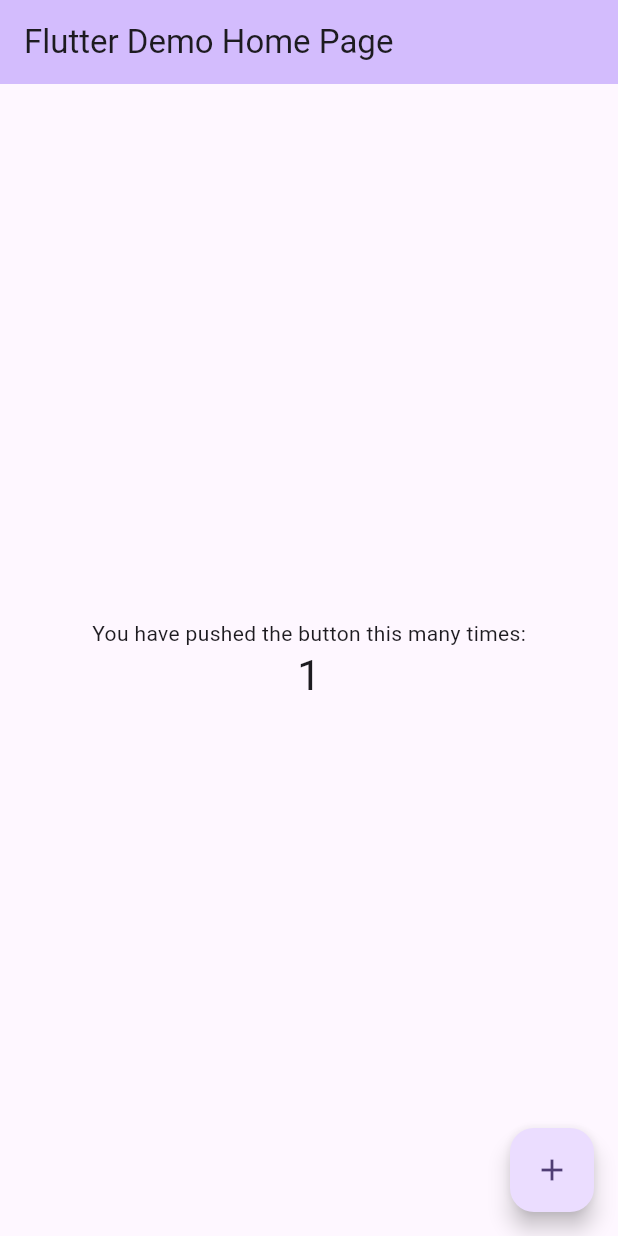
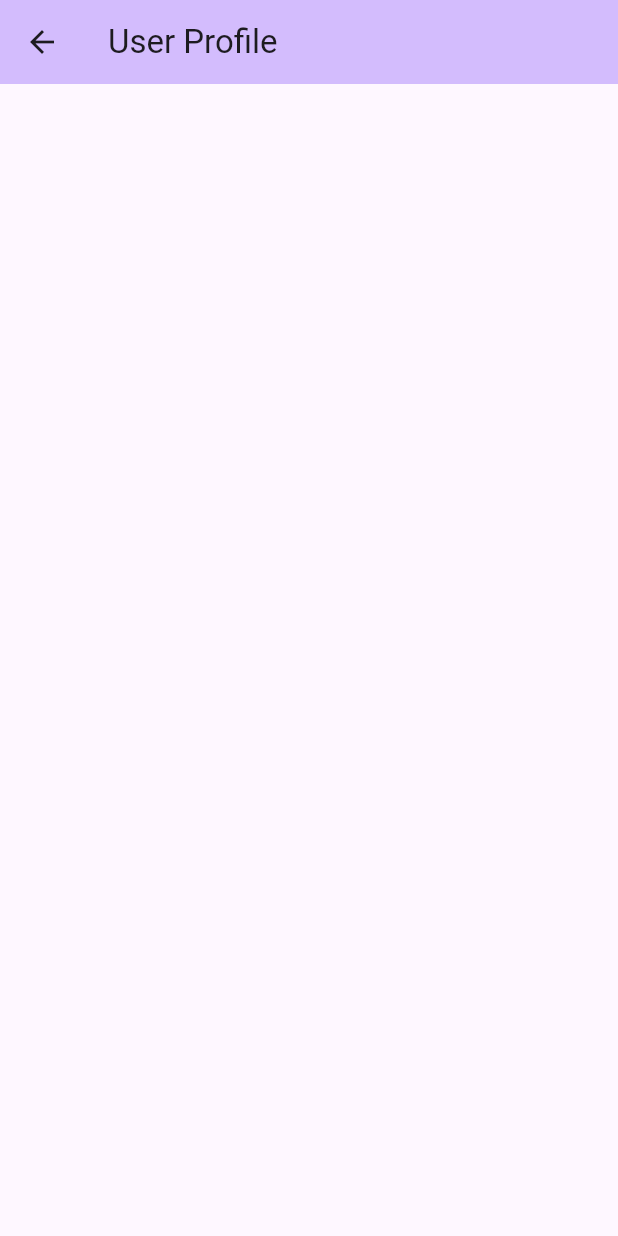
Before and after one commit to AyonDebnath/FLIGHT-SAVVY-APP, a Flutter app: the screen it shows after launch, after a tap on the "add" icon, on a phone screen of 412 x 824 dp. Run offline on Flutter 3.47's test engine with Material 2 defaults, Android fonts, the light colour scheme and no system bars.

Commit message:
Add the userProfile page

```diff
--- a/flight_savvy/lib/main.dart
+++ b/flight_savvy/lib/main.dart
@@ -1,4 +1,5 @@
 import 'package:flutter/material.dart';
+import 'view/profile_view.dart';
 
 void main() {
   runApp(const MyApp());
@@ -85,6 +86,15 @@
         // Here we take the value from the MyHomePage object that was created by
         // the App.build method, and use it to set our appbar title.
         title: Text(widget.title),
+        actions: [
+          IconButton(
+            icon: Icon(Icons.add),
+            onPressed: () {
+              Navigator.push(context, MaterialPageRoute(builder: (context) => Profile()));
+              print('Button Pressed');
+            },
+          ),
+        ],
       ),
       body: Center(
         // Center is a layout widget. It takes a single child and positions it
--- /dev/null
+++ b/flight_savvy/lib/view/profile_view.dart
@@ -0,0 +1,21 @@
+import 'package:flutter/material.dart';
+
+class Profile extends StatefulWidget {
+  const Profile({super.key});
+
+  @override
+  State<Profile> createState() => _ProfileState();
+}
+
+class _ProfileState extends State<Profile> {
+  @override
+  Widget build(BuildContext context) {
+    return Scaffold(
+      appBar: AppBar(
+        backgroundColor: Theme.of(context).colorScheme.inversePrimary,
+        title: Text("User Profile"),
+      ),
+
+    );
+  }
+}
```
